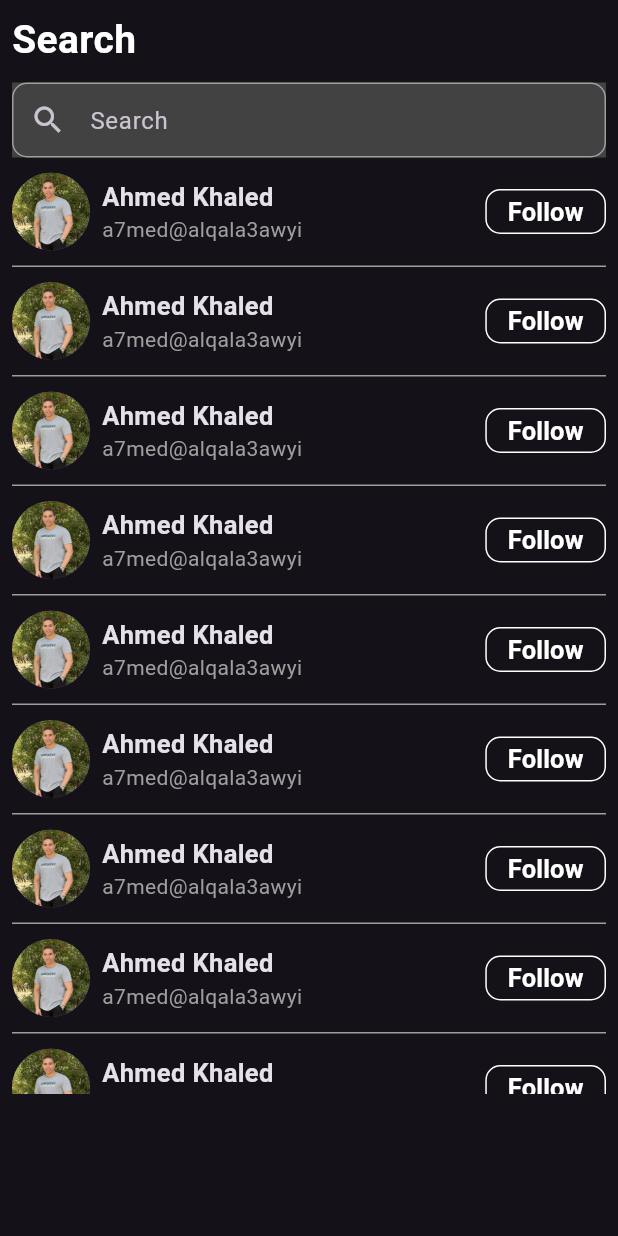
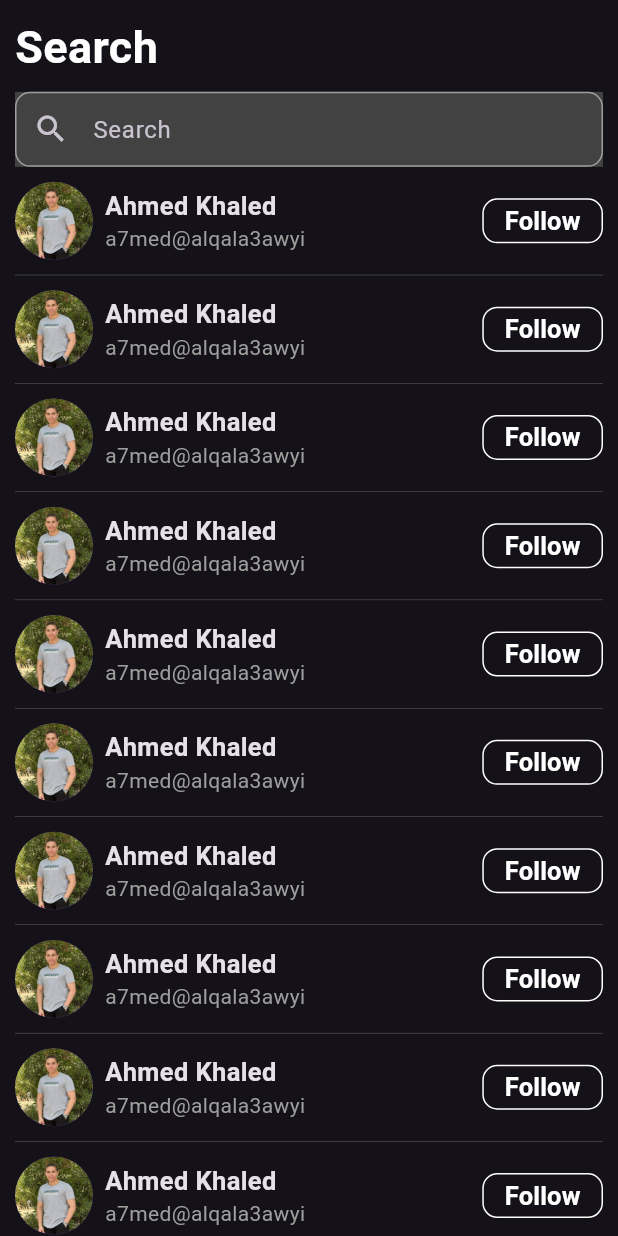
Before and after one commit to a7medAlqal3awyi/threads, a Flutter app: the SearchScreen screen opened directly, on a phone screen of 412 x 824 dp. Run offline on Flutter 3.47's test engine with Material 2 defaults, Android fonts, the phone set to English and light mode, and no system bars; our stand-ins replace font_awesome_flutter, gap; missing offline and left inert: icon_broken.

```diff
--- a/lib/main.dart
+++ b/lib/main.dart
@@ -1,5 +1,8 @@
 import 'package:flutter/material.dart';
+import 'package:threads/presentation/screens/activity/activity.dart';
+import 'package:threads/presentation/screens/bottom_bar/bottom_bar.dart';
 import 'package:threads/presentation/screens/wellcome.dart';
+import 'package:threads/presentation/widgets/chip_choise.dart';
 
 void main() {
   runApp(const MyApp());
@@ -14,9 +17,8 @@ class MyApp extends StatelessWidget {
       debugShowCheckedModeBanner: false,
       theme: ThemeData.dark(
         useMaterial3: true,
-
       ),
-      home: const WellcomeScreen(),
+      home: const BottomBar(),
     );
   }
 }
--- a/lib/presentation/screens/search/search.dart
+++ b/lib/presentation/screens/search/search.dart
@@ -1,5 +1,9 @@
 import 'package:flutter/material.dart';
+import 'package:gap/gap.dart';
+import 'package:threads/core/constants.dart';
 import 'package:threads/presentation/widgets/search.dart';
+
+import '../../widgets/item_search_screen.dart';
 
 class SearchScreen extends StatelessWidget {
   const SearchScreen({super.key});
@@ -8,10 +12,8 @@ class SearchScreen extends StatelessWidget {
   Widget build(BuildContext context) {
     return Scaffold(
       body: SingleChildScrollView(
-        scrollDirection: Axis.vertical,
-        physics: const BouncingScrollPhysics(),
         child: Padding(
-          padding: const EdgeInsets.all(8.0),
+          padding: const EdgeInsets.all(10.0),
           child: Column(
             crossAxisAlignment: CrossAxisAlignment.start,
             children: [
@@ -21,86 +23,16 @@ class SearchScreen extends StatelessWidget {
               const Text(
                 "Search",
                 style: TextStyle(
-                  fontSize: 26,
+                  fontSize: 30,
                   color: Colors.white,
                   fontWeight: FontWeight.bold,
                 ),
               ),
-              const SizedBox(
-                height: 10,
+              Gap(
+                context.deviceHeight / 100,
               ),
               const SearchWidget(),
-              Container(
-                height: MediaQuery.of(context).size.height - 200, // Adjust the height as needed
-                child: ListView.separated(
-                  scrollDirection: Axis.vertical,
-                  itemBuilder: (context, index) => Padding(
-                    padding: const EdgeInsets.symmetric(vertical: 10.0),
-                    child: Row(
-                      crossAxisAlignment: CrossAxisAlignment.center,
-                      children: [
-                        const CircleAvatar(
-                          radius: 26,
-                          foregroundImage: AssetImage(
-                            'assets/images/ahmed.jpg',
-                          ),
-                        ),
-                        const SizedBox(
-                          width: 8,
-                        ),
-                        const Column(
-                          crossAxisAlignment: CrossAxisAlignment.start,
-                          children: [
-                            Text(
-                              "Ahmed Khaled",
-                              style: TextStyle(
-                                fontSize: 17,
-                                fontWeight: FontWeight.w600,
-                              ),
-                            ),
-                            Text(
-                              "a7med@alqala3awyi",
-                              style: TextStyle(color: Colors.grey),
-                            ),
-                          ],
-                        ),
-                        const Spacer(),
-                        TextButton(
-                          onPressed: () {},
-                          style: ButtonStyle(
-                            padding: MaterialStateProperty.all(
-                              const EdgeInsets.symmetric(horizontal: 15),
-                            ),
-                            shape: MaterialStateProperty.all(
-                              const RoundedRectangleBorder(
-                                borderRadius: BorderRadius.all(
-                                  Radius.circular(10),
-                                ),
-                                side: BorderSide(color: Colors.white),
-                              ),
-                            ),
-                            minimumSize: MaterialStateProperty.all(const Size(80, 30)),
-                          ),
-                          child: const Text(
-                            "Follow",
-                            style: TextStyle(
-                              fontWeight: FontWeight.w600,
-                              fontSize: 17,
-                              color: Colors.white,
-                            ),
-                          ),
-                        ),
-                      ],
-                    ),
-                  ),
-                  separatorBuilder: (context, index) => Container(
-                    color: Colors.grey,
-                    height: 1,
-                    width: double.infinity,
-                  ),
-                  itemCount: 15,
-                ),
-              ),
+              const ItemSearchScreen(),
             ],
           ),
         ),
--- /dev/null
+++ b/lib/presentation/widgets/item_search_screen.dart
@@ -0,0 +1,79 @@
+import 'package:flutter/material.dart';
+
+class ItemSearchScreen extends StatelessWidget {
+  const ItemSearchScreen({super.key});
+
+  @override
+  Widget build(BuildContext context) {
+    return ListView.separated(
+      physics: const BouncingScrollPhysics(),
+      shrinkWrap: true,
+      scrollDirection: Axis.vertical,
+      itemBuilder: (context, index) => Padding(
+        padding: const EdgeInsets.symmetric(vertical: 10.0),
+        child: Row(
+          crossAxisAlignment: CrossAxisAlignment.center,
+          children: [
+            const CircleAvatar(
+              radius: 26,
+              foregroundImage: AssetImage(
+                'assets/images/ahmed.jpg',
+              ),
+            ),
+            const SizedBox(
+              width: 8,
+            ),
+            const Column(
+              crossAxisAlignment: CrossAxisAlignment.start,
+              children: [
+                Text(
+                  "Ahmed Khaled",
+                  style: TextStyle(
+                    fontSize: 17,
+                    fontWeight: FontWeight.w600,
+                  ),
+                ),
+                Text(
+                  "a7med@alqala3awyi",
+                  style: TextStyle(color: Colors.grey),
+                ),
+              ],
+            ),
+            const Spacer(),
+            TextButton(
+              onPressed: () {},
+              style: ButtonStyle(
+                padding: MaterialStateProperty.all(
+                  const EdgeInsets.symmetric(horizontal: 15),
+                ),
+                shape: MaterialStateProperty.all(
+                  const RoundedRectangleBorder(
+                    borderRadius: BorderRadius.all(
+                      Radius.circular(10),
+                    ),
+                    side: BorderSide(color: Colors.white),
+                  ),
+                ),
+                minimumSize: MaterialStateProperty.all(const Size(80, 30)),
+              ),
+              child: const Text(
+                "Follow",
+                style: TextStyle(
+                  fontWeight: FontWeight.w600,
+                  fontSize: 17,
+                  color: Colors.white,
+                ),
+              ),
+            ),
+          ],
+        ),
+      ),
+      separatorBuilder: (context, index) => Container(
+        color: Colors.grey,
+        height: .2,
+        width: double.infinity,
+      ),
+      itemCount: 15,
+    );
+  }
+}
```
Also changed, not shown: lib/presentation/screens/activity/activity.dart (+38 -2 lines), lib/presentation/screens/login.dart (+8 -6 lines), lib/presentation/screens/register.dart (+6 -1 lines), lib/presentation/widgets/item_activity_screen.dart (added, +121 -0 lines).
